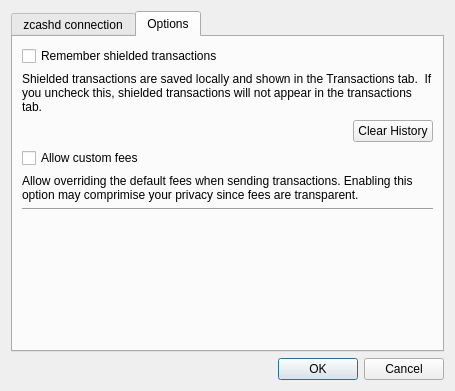
Old version of the form src/settings.ui in the repository z-bitcoinz/BitcoinZ_Blue.
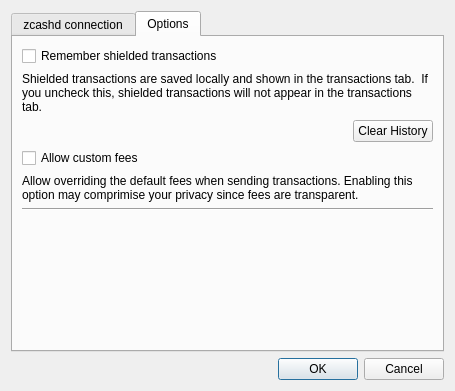
New version of the form.

Patch:
```diff
--- a/src/settings.ui
+++ b/src/settings.ui
@@ -155,7 +155,7 @@
        <item row="1" column="0" colspan="2">
         <widget class="QLabel" name="label_5">
          <property name="text">
-          <string>Shielded transactions are saved locally and shown in the Transactions tab.  If you uncheck this, shielded transactions will not appear in the transactions tab.</string>
+          <string>Shielded transactions are saved locally and shown in the transactions tab.  If you uncheck this, shielded transactions will not appear in the transactions tab.</string>
          </property>
          <property name="wordWrap">
           <bool>true</bool>
```
